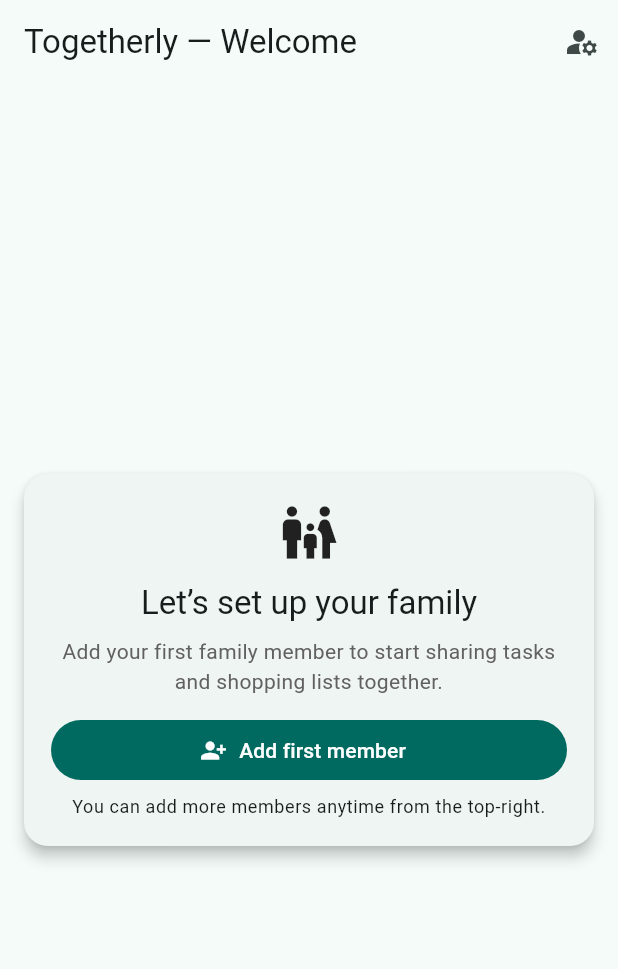
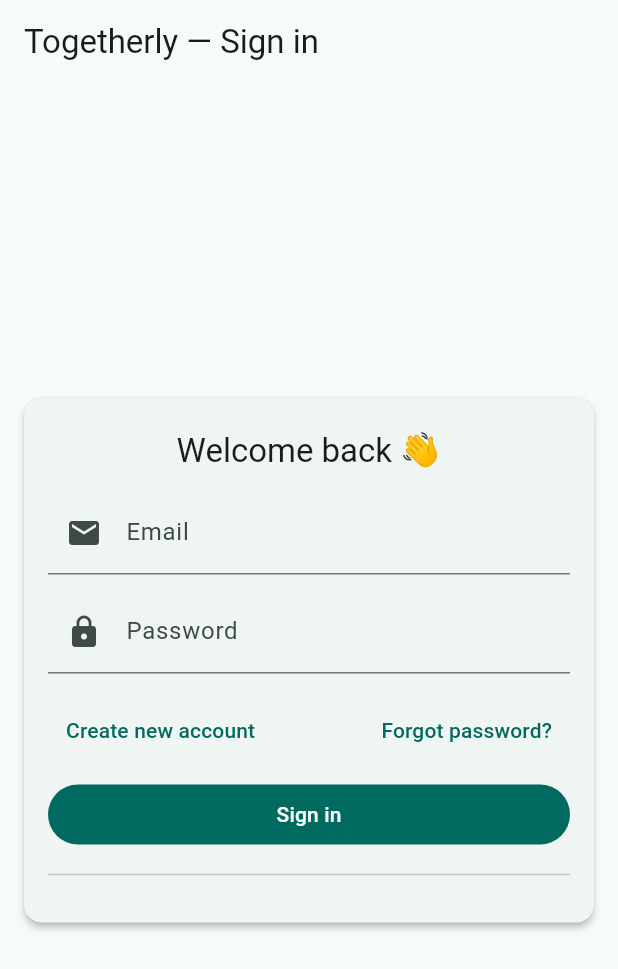
Before and after one commit to cyberturk01/birlikteyapp, a Flutter app: the screen it shows after launch, on a phone screen of 412 x 824 dp. Shown: the top 969 px of the screen. Run offline on Flutter 3.47's test engine with Material 3 defaults, Android fonts, the phone set to English and light mode, and no system bars; our stand-ins replace csv, firebase_auth, firebase_core, fl_chart, flutter_local_notifications, flutter_timezone and 5 more; missing offline and left inert: android_intent_plus; accounts and stored records are empty.

Commit message:
Add auth service

```diff
--- /dev/null
+++ b/lib/auth/login_page.dart
@@ -0,0 +1,206 @@
+import 'package:firebase_auth/firebase_auth.dart';
+import 'package:flutter/material.dart';
+
+import '../../services/auth_service.dart';
+
+class LoginPage extends StatefulWidget {
+  const LoginPage({super.key});
+
+  @override
+  State<LoginPage> createState() => _LoginPageState();
+}
+
+enum _AuthMode { signIn, signUp }
+
+class _LoginPageState extends State<LoginPage> {
+  final _formKey = GlobalKey<FormState>();
+  final _emailC = TextEditingController();
+  final _passC = TextEditingController();
+  bool _loading = false;
+  _AuthMode _mode = _AuthMode.signIn;
+
+  @override
+  void dispose() {
+    _emailC.dispose();
+    _passC.dispose();
+    super.dispose();
+  }
+
+  Future<void> _submit() async {
+    if (!_formKey.currentState!.validate()) return;
+    setState(() => _loading = true);
+    final auth = AuthService();
+    try {
+      if (_mode == _AuthMode.signIn) {
+        await auth.signInWithEmail(_emailC.text.trim(), _passC.text.trim());
+      } else {
+        await auth.signUpWithEmail(_emailC.text.trim(), _passC.text.trim());
+      }
+    } on FirebaseAuthException catch (e) {
+      final msg = _friendlyError(e);
+      if (mounted) {
+        ScaffoldMessenger.of(
+          context,
+        ).showSnackBar(SnackBar(content: Text(msg)));
+      }
+    } finally {
+      if (mounted) setState(() => _loading = false);
+    }
+  }
+
+  String _friendlyError(FirebaseAuthException e) {
+    switch (e.code) {
+      case 'invalid-email':
+        return 'Invalid email address.';
+      case 'user-disabled':
+        return 'This user is disabled.';
+      case 'user-not-found':
+      case 'wrong-password':
+        return 'Email or password is wrong.';
+      case 'email-already-in-use':
+        return 'This email is already registered.';
+      case 'weak-password':
+        return 'Password is too weak.';
+      default:
+        return e.message ?? 'Auth error';
+    }
+  }
+
+  Future<void> _forgotPassword() async {
+    final email = _emailC.text.trim();
+    if (email.isEmpty) {
+      ScaffoldMessenger.of(
+        context,
+      ).showSnackBar(const SnackBar(content: Text('Enter your email first')));
+      return;
+    }
+    try {
+      await AuthService().sendResetEmail(email);
+      if (mounted) {
+        ScaffoldMessenger.of(
+          context,
+        ).showSnackBar(const SnackBar(content: Text('Reset email sent')));
+      }
+    } on FirebaseAuthException catch (e) {
+      if (mounted) {
+        ScaffoldMessenger.of(
+          context,
+        ).showSnackBar(SnackBar(content: Text(_friendlyError(e))));
+      }
+    }
+  }
+
+  @override
+  Widget build(BuildContext context) {
+    final isSignIn = _mode == _AuthMode.signIn;
+
+    return Scaffold(
+      appBar: AppBar(title: const Text('Togetherly — Sign in')),
+      body: Center(
+        child: ConstrainedBox(
+          constraints: const BoxConstraints(maxWidth: 420),
+          child: Card(
+            elevation: 2,
+            margin: const EdgeInsets.all(16),
+            child: Padding(
+              padding: const EdgeInsets.all(16),
+              child: AutofillGroup(
+                child: Form(
+                  key: _formKey,
+                  child: Column(
+                    mainAxisSize: MainAxisSize.min,
+                    children: [
+                      const SizedBox(height: 6),
+                      Text(
+                        isSignIn ? 'Welcome back 👋' : 'Create an account',
+                        style: Theme.of(context).textTheme.titleLarge,
+                      ),
+                      const SizedBox(height: 12),
+                      TextFormField(
+                        controller: _emailC,
+                        autofillHints: const [
+                          AutofillHints.username,
+                          AutofillHints.email,
+                        ],
+                        keyboardType: TextInputType.emailAddress,
+                        decoration: const InputDecoration(
+                          labelText: 'Email',
+                          prefixIcon: Icon(Icons.email),
+                        ),
+                        validator: (v) => (v == null || !v.contains('@'))
+                            ? 'Enter a valid email'
+                            : null,
+                      ),
+                      const SizedBox(height: 10),
+                      TextFormField(
+                        controller: _passC,
+                        autofillHints: const [AutofillHints.password],
+                        obscureText: true,
+                        decoration: const InputDecoration(
+                          labelText: 'Password',
+                          prefixIcon: Icon(Icons.lock),
+                        ),
+                        validator: (v) =>
+                            (v == null || v.length < 6) ? 'Min 6 chars' : null,
+                      ),
+                      const SizedBox(height: 14),
+
+                      Row(
+                        children: [
+                          TextButton(
+                            onPressed: () {
+                              setState(() {
+                                _mode = isSignIn
+                                    ? _AuthMode.signUp
+                                    : _AuthMode.signIn;
+                              });
+                            },
+                            child: Text(
+                              isSignIn
+                                  ? "Create new account"
+                                  : "Have an account? Sign in",
+                            ),
+                          ),
+                          const Spacer(),
+                          if (isSignIn)
+                            TextButton(
+                              onPressed: _forgotPassword,
+                              child: const Text('Forgot password?'),
+                            ),
+                        ],
+                      ),
+                      const SizedBox(height: 8),
+
+                      SizedBox(
+                        width: double.infinity,
+                        child: FilledButton(
+                          onPressed: _loading ? null : _submit,
+                          child: _loading
+                              ? const SizedBox(
+                                  width: 18,
+                                  height: 18,
+                                  child: CircularProgressIndicator(
+                                    strokeWidth: 2,
+                                  ),
+                                )
+                              : Text(isSignIn ? 'Sign in' : 'Sign up'),
+                        ),
+                      ),
+
+                      const SizedBox(height: 8),
+                      const Divider(),
+                      const SizedBox(height: 8),
+
+                      // İleride Google/Apple eklemek istersen buraya butonlar gelir.
+                      // OutlinedButton.icon( ... )
+                    ],
+                  ),
+                ),
+              ),
+            ),
+          ),
+        ),
+      ),
+    );
+  }
+}
--- a/lib/main.dart
+++ b/lib/main.dart
@@ -1,15 +1,19 @@
-import 'package:birlikteyapp/pages/landing/splash_screen.dart';
+import 'package:birlikteyapp/pages/home/home_page.dart';
 import 'package:birlikteyapp/providers/expense_provider.dart';
 import 'package:birlikteyapp/providers/templates_provider.dart';
 import 'package:birlikteyapp/providers/ui_provider.dart';
 import 'package:birlikteyapp/services/notification_service.dart';
 import 'package:birlikteyapp/theme/app_theme.dart';
+import 'package:firebase_auth/firebase_auth.dart';
+import 'package:firebase_core/firebase_core.dart';
 import 'package:flutter/material.dart';
 import 'package:flutter/services.dart';
 import 'package:hive_flutter/hive_flutter.dart';
 import 'package:provider/provider.dart';
 
+import 'auth/login_page.dart';
 import 'constants/app_lists.dart';
+import 'firebase_options.dart';
 import 'models/expense.dart';
 import 'models/item.dart';
 import 'models/task.dart';
@@ -20,10 +24,16 @@ import 'providers/item_provider.dart';
 import 'providers/task_provider.dart';
 import 'providers/weekly_provider.dart';
 
-void main() async {
+Future<void> main() async {
   WidgetsFlutterBinding.ensureInitialized();
+  await Firebase.initializeApp(options: DefaultFirebaseOptions.currentPlatform);
 
-  // Cihaz boyutlarını (runApp öncesi) al
+  // // Activate App Check
+  // await FirebaseAppCheck.instance.activate(
+  //   // You can also use a debug provider for local testing
+  //   androidProvider: AndroidProvider.playIntegrity,
+  // );
+
   final view = WidgetsBinding.instance.platformDispatcher.views.first;
   final shortestLogical =
       view.physicalSize.shortestSide / view.devicePixelRatio;
@@ -97,6 +107,7 @@ void main() async {
         ChangeNotifierProvider(create: (_) => UiProvider()),
         ChangeNotifierProvider(create: (_) => TemplatesProvider()),
         ChangeNotifierProvider(create: (_) => ExpenseProvider()),
+        ChangeNotifierProvider(create: (_) => UiProvider()..loadPrefs()),
         ChangeNotifierProvider.value(value: ui),
       ],
       child: FamilyApp(),
@@ -105,6 +116,8 @@ void main() async {
 }
 
 class FamilyApp extends StatelessWidget {
+  const FamilyApp({super.key});
+
   @override
   Widget build(BuildContext context) {
     final ui = context.watch<UiProvider>();
@@ -114,7 +127,30 @@ class FamilyApp extends StatelessWidget {
       themeMode: ui.themeMode,
       theme: AppTheme.light(ui.brand), // ✅ brand buradan
       darkTheme: AppTheme.dark(ui.brand),
-      home: const SplashScreen(),
+      home: const AuthGate(),
     );
   }
 }
+
+class AuthGate extends StatelessWidget {
+  const AuthGate({super.key});
+
+  @override
+  Widget build(BuildContext context) {
+    return StreamBuilder<User?>(
+      stream: FirebaseAuth.instance.authStateChanges(),
+      builder: (_, snap) {
+        if (snap.connectionState == ConnectionState.waiting) {
+          return const Scaffold(
+            body: Center(child: CircularProgressIndicator()),
+          );
+        }
+        final user = snap.data;
+        if (user == null) {
+          return const LoginPage();
+        }
+        return const HomePage(); // mevcut ana sayfan
+      },
+    );
+  }
+}
--- a/lib/pages/home/home_page.dart
+++ b/lib/pages/home/home_page.dart
@@ -1,3 +1,4 @@
+import 'package:firebase_auth/firebase_auth.dart';
 import 'package:flutter/material.dart';
 import 'package:provider/provider.dart';
 
@@ -130,6 +131,11 @@ class _HomePageState extends State<HomePage> {
                 MaterialPageRoute(builder: (_) => const ConfigurationPage()),
               );
             },
+          ),
+          IconButton(
+            tooltip: 'Sign out',
+            icon: const Icon(Icons.logout),
+            onPressed: () => FirebaseAuth.instance.signOut(),
           ),
         ],
       ),
--- /dev/null
+++ b/lib/services/auth_service.dart
@@ -0,0 +1,28 @@
+import 'package:firebase_auth/firebase_auth.dart';
+
+class AuthService {
+  final FirebaseAuth _auth = FirebaseAuth.instance;
+
+  Stream<User?> authState() => _auth.authStateChanges();
+  User? get currentUser => _auth.currentUser;
+
+  Future<void> signOut() => _auth.signOut();
+
+  Future<UserCredential> signInWithEmail(String email, String password) {
+    return _auth.signInWithEmailAndPassword(email: email, password: password);
+  }
+
+  Future<UserCredential> signUpWithEmail(String email, String password) async {
+    final cred = await _auth.createUserWithEmailAndPassword(
+      email: email,
+      password: password,
+    );
+    // İstersen e-posta doğrulaması:
+    await cred.user?.sendEmailVerification();
+    return cred;
+  }
+
+  Future<void> sendResetEmail(String email) {
+    return _auth.sendPasswordResetEmail(email: email);
+  }
+}
--- a/pubspec.yaml
+++ b/pubspec.yaml
@@ -21,6 +21,9 @@ dependencies:
   csv: ^5.0.2
   share_plus: ^7.2.1
   path_provider: ^2.1.3
+  firebase_core: ^4.1.0
+  firebase_auth: ^6.0.2
+#  firebase_app_check: ^0.4.0
 
   cupertino_icons: ^1.0.8
 
```
Also changed, not shown: lib/firebase_options.dart (added), pubspec.lock, 9 other files.
